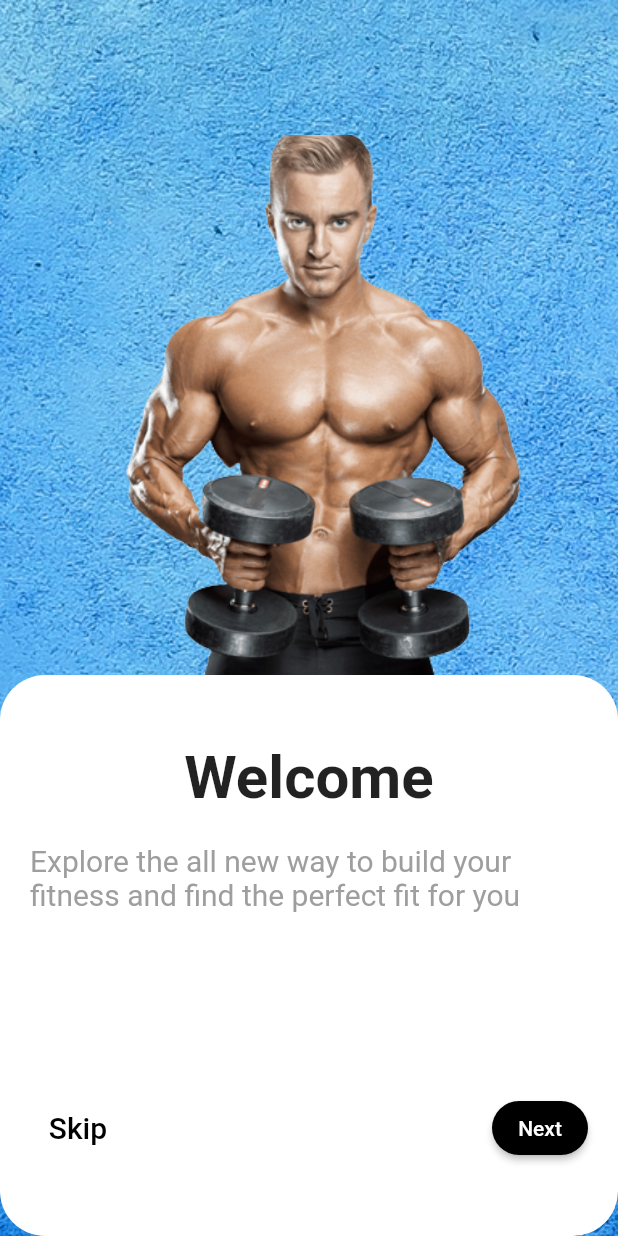
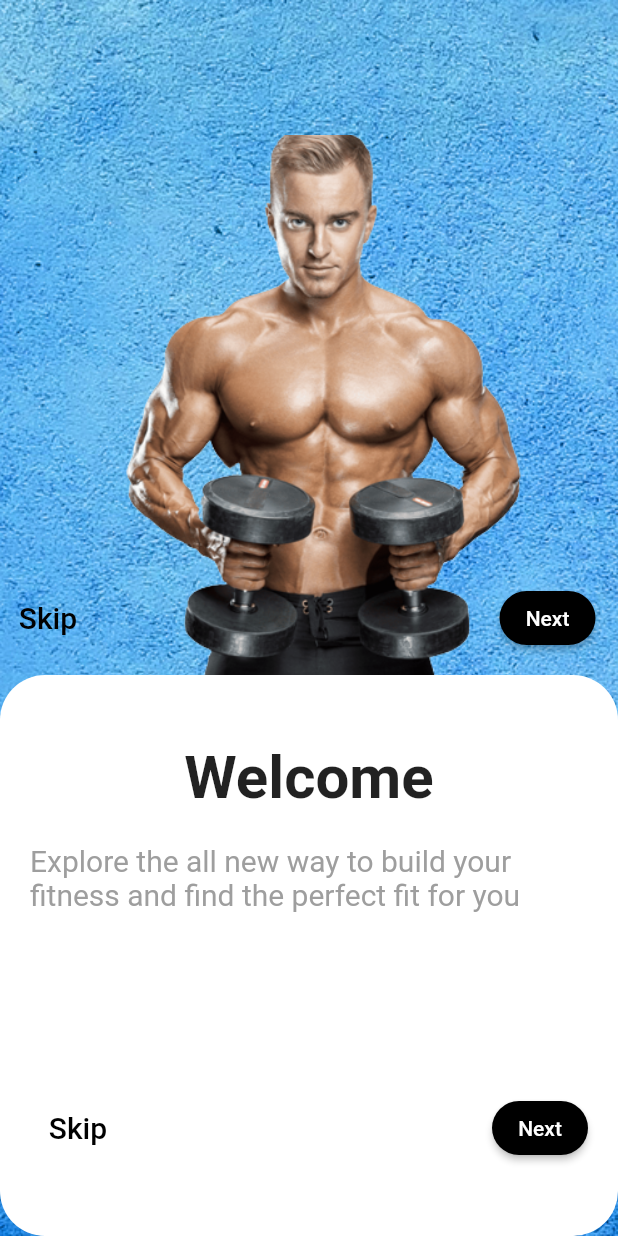
Before and after one commit to lionking0017/git_assignment_group_5, a Flutter app: the screen it shows after launch, on a phone screen of 412 x 824 dp. Run offline on Flutter 3.47's test engine with Material 2 defaults, Android fonts, the phone set to English and light mode, and no system bars.

Commit message:
new update

```diff
--- a/lib/my_homepage.dart
+++ b/lib/my_homepage.dart
@@ -1,5 +1,5 @@
 import 'package:flutter/material.dart';
-import 'package:git_ass/second_page.dart';
+import 'package:git_ass/secondpage.dart';
 
 class MyHomePage extends StatefulWidget {
   const MyHomePage({Key? key, required this.title}) : super(key: key);
@@ -102,34 +102,33 @@ class _MyHomePageState extends State<MyHomePage> {
                 ]),
           ),
         ),
-        // Container(
-        //   child: Row(
-        //      children: [
-        //        Container(
-
-        //          child: TextButton(onPressed: () {}, child: const Text("Skip",
-        //          style: TextStyle(fontSize: 20, color: Colors.black))),
-        //        ),
-
-        //        Expanded(child: Container()),
-        //        Container(
-        //          margin: const EdgeInsets.only(right: 15),
-
-        //                 child: ElevatedButton(
-        //                   style: ElevatedButton.styleFrom(
-        //                     shape: RoundedRectangleBorder(
-        //                         borderRadius: BorderRadius.circular(500)),
-        //                     primary: Colors.black, // background
-        //                     onPrimary: Colors.white,
-        //                     // foreground
-        //                   ),
-        //                   onPressed: () {},
-        //                   child: const Text('Next'),
-        //                 ),
-        //               )
-        //      ],
-        //   ),
-        // ),
+        Container(
+          child: Row(
+            children: [
+              Container(
+                child: TextButton(
+                    onPressed: () {},
+                    child: const Text("Skip",
+                        style: TextStyle(fontSize: 20, color: Colors.black))),
+              ),
+              Expanded(child: Container()),
+              Container(
+                margin: const EdgeInsets.only(right: 15),
+                child: ElevatedButton(
+                  style: ElevatedButton.styleFrom(
+                    shape: RoundedRectangleBorder(
+                        borderRadius: BorderRadius.circular(500)),
+                    primary: Colors.black, // background
+                    onPrimary: Colors.white,
+                    // foreground
+                  ),
+                  onPressed: () {},
+                  child: const Text('Next'),
+                ),
+              )
+            ],
+          ),
+        ),
       ]),
     );
   }
--- a/lib/second_page.dart
+++ b/lib/secondpage.dart
@@ -2,6 +2,8 @@ import 'package:flutter/material.dart';
 
 class SecondPage extends StatefulWidget {
   const SecondPage({Key? key}) : super(key: key);
+
+
 
   @override
   State<SecondPage> createState() => _SecondPageState();
```
